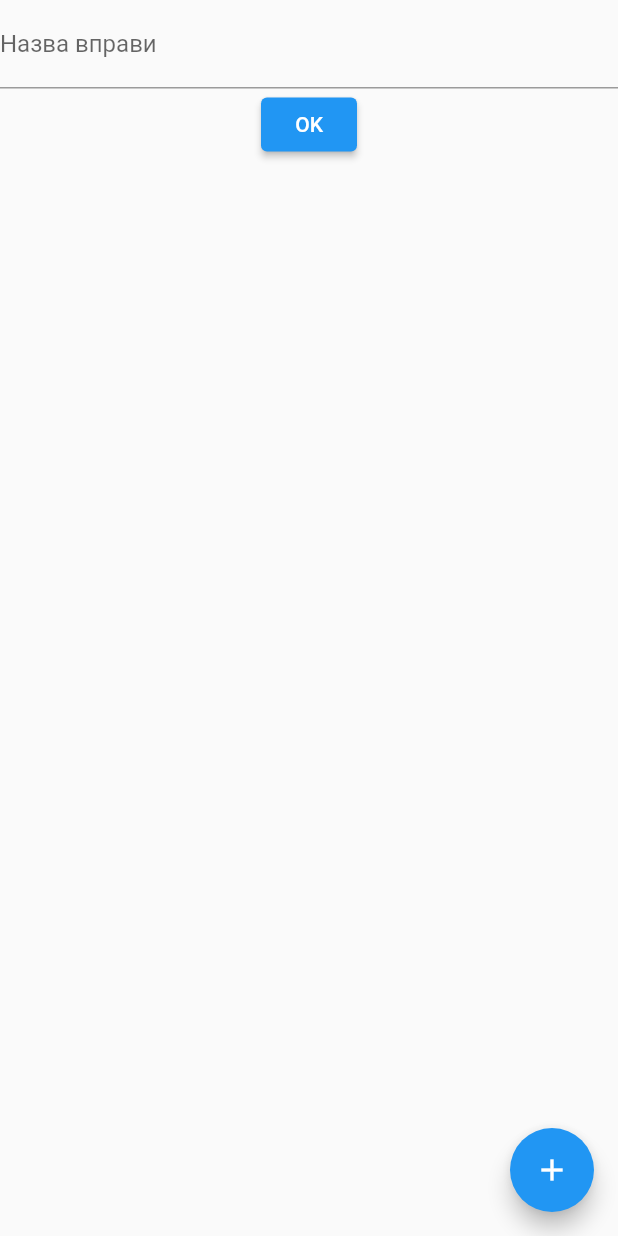
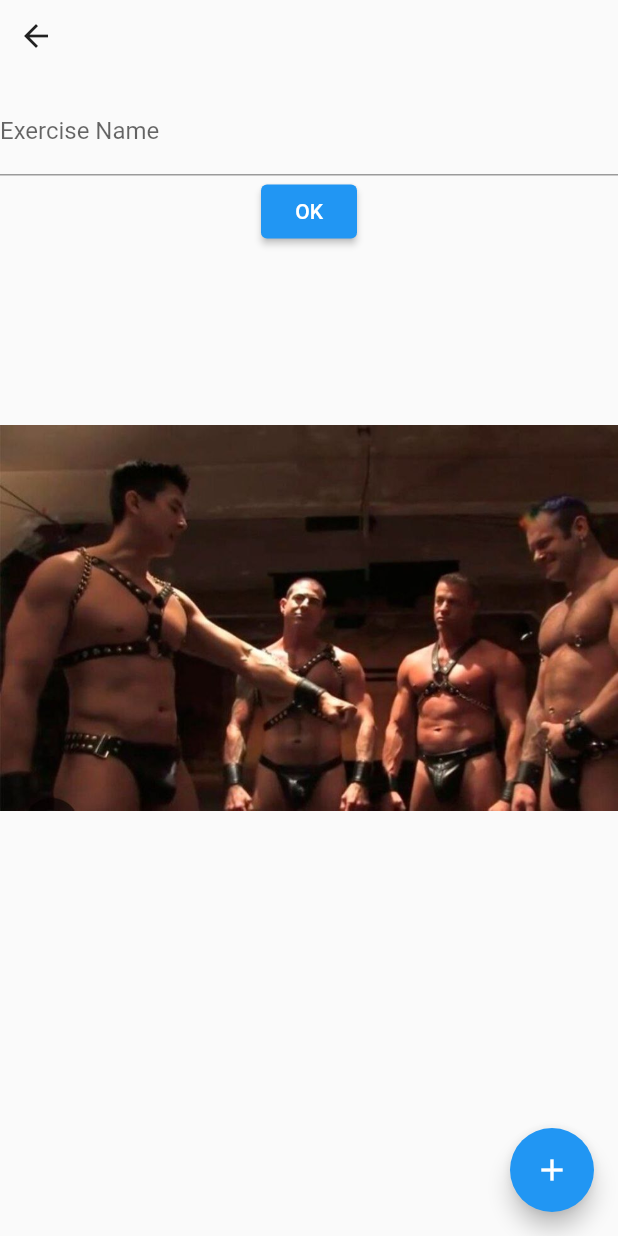
Before and after one commit to yurecKovalchuk/gym_companion, a Flutter app: the screen it shows after launch, after a tap on the "add" icon, on a phone screen of 412 x 824 dp. Run offline on Flutter 3.47's test engine with Material 2 defaults, Android fonts, the phone set to English and light mode, and no system bars.

Commit message:
feat/add_exercice_play_flow

```diff
--- a/lib/features/exercise/bloc/exercise_bloc.dart
+++ b/lib/features/exercise/bloc/exercise_bloc.dart
@@ -14,8 +14,10 @@ class TrainingBloc {
   TrainingState get state => _state;
 
   void addExercise(Exercise exercise) {
-    state.exercises.add(exercise);
-    _exercisesController.add(state);
+    if (exercise.name.isNotEmpty) {
+      state.exercises.add(exercise);
+      _exercisesController.add(state);
+    }
   }
 
   void dispose() {
--- a/lib/features/exercise/screen/exercise_screen.dart
+++ b/lib/features/exercise/screen/exercise_screen.dart
@@ -2,6 +2,8 @@ import 'package:flutter/material.dart';
 
 import 'package:timer_bloc/features/exercise_create/exercise_create.dart';
 import 'package:timer_bloc/features/exercise/exercise.dart';
+import 'package:timer_bloc/features/exercise_play/exercise_play.dart';
+import 'package:timer_bloc/style/style.dart';
 
 class ExerciseScreen extends StatefulWidget {
   const ExerciseScreen({super.key});
@@ -16,7 +18,9 @@ class _ExerciseScreenState extends State<ExerciseScreen> {
   @override
   Widget build(BuildContext context) {
     return Scaffold(
-      body: StreamBuilder(
+      body: Container(
+        decoration: MainBackgroundDecoration.backgroundDecoration,
+        child: StreamBuilder(
           stream: _trainingBloc.exercisesStream,
           initialData: const [],
           builder: (context, snapshot) {
@@ -26,21 +30,24 @@ class _ExerciseScreenState extends State<ExerciseScreen> {
                 final exercise = _trainingBloc.state.exercises[index];
                 return ListTile(
                     title: Text(exercise.name),
-              );
+                    onTap: () {
+                      _navigatorPushToPlay(index);
+                    });
               },
             );
           },
         ),
+      ),
       floatingActionButton: FloatingActionButton(
         onPressed: () async {
-          _navigatorPush();
+          _navigatorPushToCreate();
         },
         child: const Icon(Icons.add),
       ),
     );
   }
 
-  void _navigatorPush() async {
+  void _navigatorPushToCreate() async {
     final result = await Navigator.push(
       context,
       MaterialPageRoute(
@@ -52,6 +59,20 @@ class _ExerciseScreenState extends State<ExerciseScreen> {
     }
   }
 
+  void _navigatorPushToPlay(int index) {
+     if (_trainingBloc.state.exercises[index].approaches.isNotEmpty) {
+      Navigator.push(
+        context,
+        MaterialPageRoute(
+          builder: (
+            context,
+          ) =>
+              ExercisePlay(exercise: _trainingBloc.state.exercises[index]),
+        ),
+      );
+     }
+  }
+
   @override
   void dispose() {
     _trainingBloc.dispose();
--- a/lib/features/exercise_create/screen/exercise_create.dart
+++ b/lib/features/exercise_create/screen/exercise_create.dart
@@ -17,24 +17,45 @@ class _ExerciseCreateState extends State<ExerciseCreate> {
   @override
   Widget build(BuildContext context) {
     return Scaffold(
-      body: StreamBuilder(
+      body: Container(
+        decoration: const BoxDecoration(
+          image: DecorationImage(
+            image: AssetImage('lib/assets/fon.jpg'),
+          ),
+        ),
+        child: StreamBuilder(
           stream: _exerciseCreateBloc.streamSetTasks,
           builder: (context, snapshot) {
             return Column(
               children: [
+                Row(
+                  children: [
+                    IconButton(
+                      onPressed: () {
+                        Navigator.pop(context);
+                      },
+                      icon: const Icon(Icons.arrow_back),
+                    ),
+                  ],
+                ),
+                const SizedBox(
+                  height: 10,
+                ),
                 TextField(
                   onChanged: (name) {
                     _exerciseCreateBloc.setExercisesName(name);
                   },
                   decoration: const InputDecoration(
-                  labelText: 'Назва вправи',
+                    labelText: 'Exercise Name',
                   ),
                 ),
                 ListView.builder(
                   shrinkWrap: true,
-                itemCount: _exerciseCreateBloc.state.exercise.approaches.length,
+                  itemCount:
+                      _exerciseCreateBloc.state.exercise.approaches.length,
                   itemBuilder: (context, index) {
-                  final timer = _exerciseCreateBloc.state.exercise.approaches[index];
+                    final timer =
+                        _exerciseCreateBloc.state.exercise.approaches[index];
                     return ListTile(
                       title: Text(timer.value.toString()),
                     );
@@ -49,6 +70,7 @@ class _ExerciseCreateState extends State<ExerciseCreate> {
               ],
             );
           },
+        ),
       ),
       floatingActionButton: FloatingActionButton(
         onPressed: () => _showAddTaskDialog(),
--- a/lib/features/exercise_play/bloc/bloc.dart
+++ b/lib/features/exercise_play/bloc/bloc.dart
@@ -0,0 +1,2 @@
+export 'package:timer_bloc/features/exercise_play/bloc/exercise_play_bloc.dart';
+export 'package:timer_bloc/features/exercise_play/bloc/exercise_play_state.dart';
--- a/pubspec.yaml
+++ b/pubspec.yaml
@@ -24,6 +24,6 @@ flutter:
 
   uses-material-design: true
 
-  # assets:
-  #   - images/a_dot_burr.jpeg
+  assets:
+    - lib/assets/fon.jpg
   #   - images/a_dot_ham.jpeg
```
Also changed, not shown: lib/features/exercise_play/bloc/exercise_play_bloc.dart (added, +102 -0 lines), lib/features/exercise_play/bloc/exercise_play_state.dart (added, +20 -0 lines), lib/features/exercise_play/screen/exercise_play.dart (+93 -6 lines), lib/assets/fon.jpg (added). Lines whose indentation alone changed are shown as unchanged.
